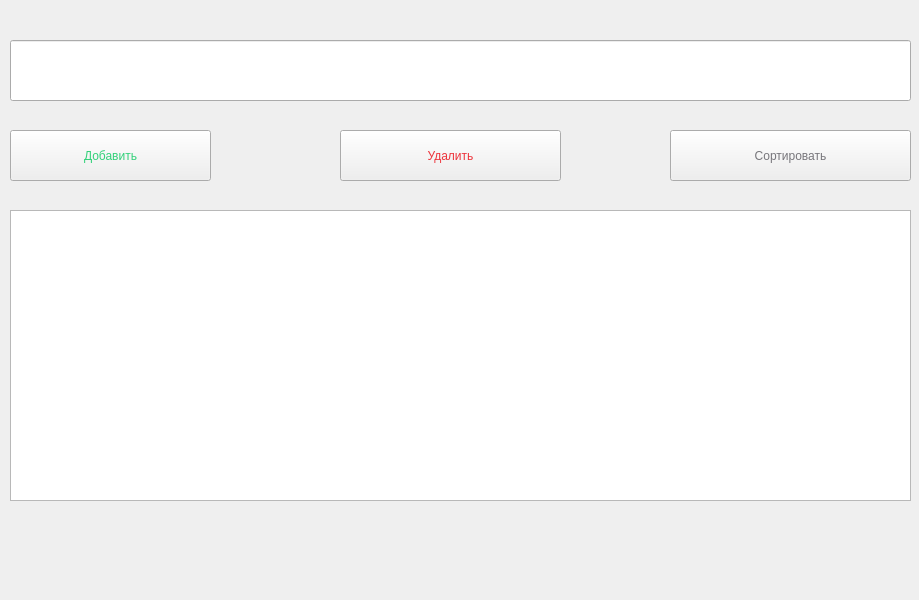
Qt form mainwindow.ui (SlyqeN/ToDoList) before a commit.
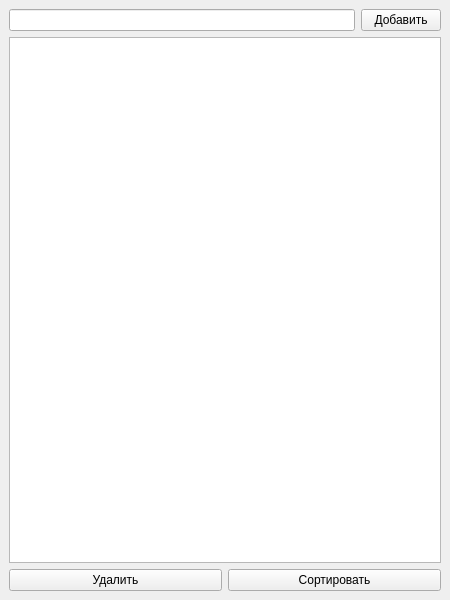
The same form after that commit.

Diff of the .ui file:
```diff
--- a/mainwindow.ui
+++ b/mainwindow.ui
@@ -6,119 +6,49 @@
    <rect>
     <x>0</x>
     <y>0</y>
-    <width>919</width>
+    <width>450</width>
     <height>600</height>
    </rect>
   </property>
-  <property name="windowTitle">
-   <string>MainWindow</string>
-  </property>
-  <property name="styleSheet">
-   <string notr="true">font: italic 11pt &quot;Caladea&quot;;
-border-top-color: rgb(119, 118, 123);
-color: rgb(119, 118, 123);
-</string>
-  </property>
   <widget class="QWidget" name="centralwidget">
-   <widget class="QPushButton" name="addButton">
-    <property name="geometry">
-     <rect>
-      <x>10</x>
-      <y>130</y>
-      <width>201</width>
-      <height>51</height>
-     </rect>
-    </property>
-    <property name="styleSheet">
-     <string notr="true">font: italic 11pt &quot;Comfortaa&quot;;
-color: rgb(51, 209, 122);</string>
-    </property>
-    <property name="text">
-     <string>Добавить</string>
-    </property>
-   </widget>
-   <widget class="QPushButton" name="deleteButton">
-    <property name="geometry">
-     <rect>
-      <x>340</x>
-      <y>130</y>
-      <width>221</width>
-      <height>51</height>
-     </rect>
-    </property>
-    <property name="styleSheet">
-     <string notr="true">font: italic 11pt &quot;Comfortaa&quot;;
-color: rgb(237, 51, 59);</string>
-    </property>
-    <property name="text">
-     <string>Удалить</string>
-    </property>
-    <property name="iconSize">
-     <size>
-      <width>32</width>
-      <height>32</height>
-     </size>
-    </property>
-    <property name="checkable">
-     <bool>false</bool>
-    </property>
-   </widget>
-   <widget class="QListWidget" name="listWidget">
-    <property name="geometry">
-     <rect>
-      <x>10</x>
-      <y>210</y>
-      <width>901</width>
-      <height>291</height>
-     </rect>
-    </property>
-    <property name="styleSheet">
-     <string notr="true">color: rgb(222, 221, 218);</string>
-    </property>
-    <property name="sortingEnabled">
-     <bool>true</bool>
-    </property>
-   </widget>
-   <widget class="QLineEdit" name="lineEdit">
-    <property name="geometry">
-     <rect>
-      <x>10</x>
-      <y>40</y>
-      <width>901</width>
-      <height>61</height>
-     </rect>
-    </property>
-   </widget>
-   <widget class="QPushButton" name="sortButton">
-    <property name="geometry">
-     <rect>
-      <x>670</x>
-      <y>130</y>
-      <width>241</width>
-      <height>51</height>
-     </rect>
-    </property>
-    <property name="styleSheet">
-     <string notr="true">font: italic 11pt &quot;Comfortaa&quot;;
-alternate-background-color: rgb(192, 97, 203);
-border-top-color: rgb(51, 209, 122);</string>
-    </property>
-    <property name="text">
-     <string>Cортировать</string>
-    </property>
-   </widget>
+   <layout class="QVBoxLayout" name="verticalLayout">
+    <item>
+     <layout class="QHBoxLayout" name="horizontalLayout">
+      <item>
+       <widget class="QLineEdit" name="lineEdit"/>
+      </item>
+      <item>
+       <widget class="QPushButton" name="addButton">
+        <property name="text">
+         <string>Добавить</string>
+        </property>
+       </widget>
+      </item>
+     </layout>
+    </item>
+    <item>
+     <widget class="QListWidget" name="listWidget"/>
+    </item>
+    <item>
+     <layout class="QHBoxLayout" name="horizontalLayout_2">
+      <item>
+       <widget class="QPushButton" name="deleteButton">
+        <property name="text">
+         <string>Удалить</string>
+        </property>
+       </widget>
+      </item>
+      <item>
+       <widget class="QPushButton" name="sortButton">
+        <property name="text">
+         <string>Сортировать</string>
+        </property>
+       </widget>
+      </item>
+     </layout>
+    </item>
+   </layout>
   </widget>
-  <widget class="QMenuBar" name="menubar">
-   <property name="geometry">
-    <rect>
-     <x>0</x>
-     <y>0</y>
-     <width>919</width>
-     <height>23</height>
-    </rect>
-   </property>
-  </widget>
-  <widget class="QStatusBar" name="statusbar"/>
  </widget>
  <resources/>
  <connections/>
```
